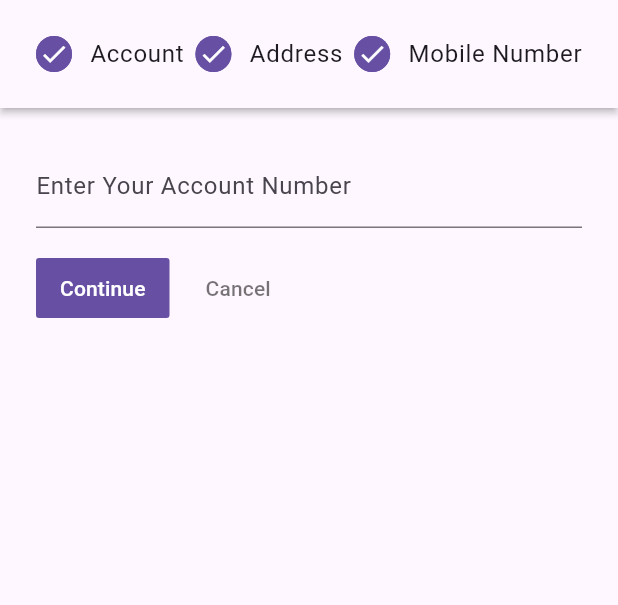
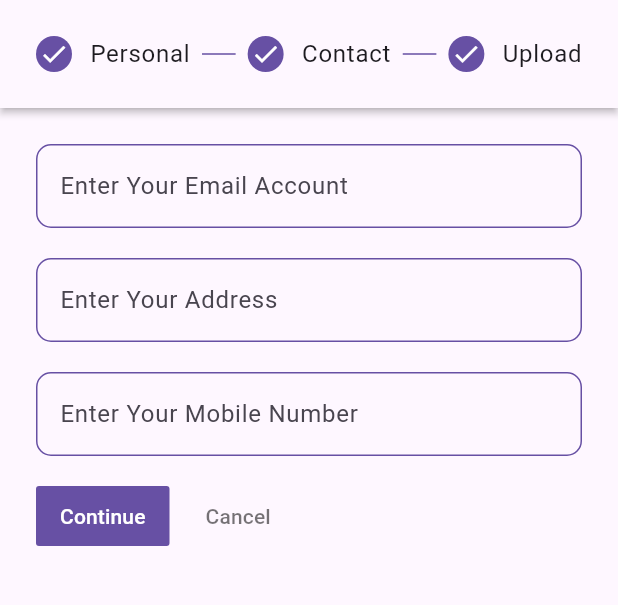
Before and after one commit to fenishpatel3150/advflutter_ch1, a Flutter app: the screen it shows after launch, on a phone screen of 412 x 824 dp, the part 84-689 px from its top. Run offline on Flutter 3.47's test engine with Material 3 defaults, Android fonts, the phone set to English and light mode, and no system bars.

Commit message:
25-04-2024

```diff
--- a/lib/screen/Stepper/views/Stepper_Screen.dart
+++ b/lib/screen/Stepper/views/Stepper_Screen.dart
@@ -16,7 +16,9 @@
         backgroundColor: Color(0xff6750a4),
         title: Center(child: Text('Flutter Stepper Demo',style: TextStyle(color: Colors.white),)),
       ),
-      body: Stepper(
+      body: SingleChildScrollView(
+        scrollDirection: Axis.vertical,
+        child: Stepper(
           currentStep: Stepperglobalvalues.stepperindex,
             connectorColor: MaterialStatePropertyAll(
               Color(0xff6750a4)
@@ -61,6 +63,7 @@
               Step(title: Text('Address'), content: TextField(decoration: InputDecoration(label: Text('Enter Your Address')),)),
               Step(title: Text('Mobile Number'), content: TextField(decoration: InputDecoration(label: Text('Enter Your Mobile Number')),)),
             ]),
+      ),
     );
   }
 }
--- a/lib/screen/Stepper/views/Stepper_Screen2.dart
+++ b/lib/screen/Stepper/views/Stepper_Screen2.dart
@@ -48,18 +48,132 @@
             });
           },
           stepIconBuilder: (stepIndex, stepState) {
-            return CircleAvatar(
-              backgroundColor: Color(0xff6750a4),
-              child:Icon(Icons.done,size: 20,color: Colors.white,),
-            );
+            return Icon(Icons.done,size: 20,color: Colors.white,);
           },
 
           steps:
           [
-            Step(title: Text('Account'), content: TextField(decoration: InputDecoration(label: Text('Enter Your Account Number')),)),
-            Step(title: Text('Address'), content: TextField(decoration: InputDecoration(label: Text('Enter Your Address')),)),
-            Step(title: Text('Mobile Number'), content: TextField(decoration: InputDecoration(label: Text('Enter Your Mobile Number')),)),
-          ]),
+            Step(
+              isActive: Stepperglobalvalues.stepperindex>=0,
+                title: Text('Personal'), content: Column(
+                  children: [
+                    TextField(
+                      decoration: InputDecoration(
+                          focusedBorder: OutlineInputBorder(
+                            borderRadius: BorderRadius.circular(10),
+                            borderSide: BorderSide(
+                              color: Color(0xff6750a4)
+                            )
+
+                          ),
+                          enabledBorder: OutlineInputBorder(
+                            borderRadius: BorderRadius.circular(10),
+                            borderSide: BorderSide(
+                              color: Color(0xff6750a4),
+                            )
+                          ),
+                          label: Text('Enter Your Email Account ')),),
+                    SizedBox(height: 20,),
+                    TextField(
+                      decoration: InputDecoration(
+                          focusedBorder: OutlineInputBorder(
+                            borderRadius: BorderRadius.circular(10),
+                            borderSide: BorderSide(
+                              color: Color(0xff6750a4)
+                            )
+
+                          ),
+                          enabledBorder: OutlineInputBorder(
+                            borderRadius: BorderRadius.circular(10),
+                            borderSide: BorderSide(
+                              color: Color(0xff6750a4),
+                            )
+                          ),
+                          label: Text('Enter Your Address')),),
+                    SizedBox(height: 20,),
+                    TextField(
+                      decoration: InputDecoration(
+                          focusedBorder: OutlineInputBorder(
+                            borderRadius: BorderRadius.circular(10),
+                            borderSide: BorderSide(
+                              color: Color(0xff6750a4)
+                            )
+
+                          ),
+                          enabledBorder: OutlineInputBorder(
+                            borderRadius: BorderRadius.circular(10),
+                            borderSide: BorderSide(
+                              color: Color(0xff6750a4),
+                            )
+                          ),
+                          label: Text('Enter Your Mobile Number')),),
+                  ],
+                )),
+            Step(
+              isActive: Stepperglobalvalues.stepperindex>=0,
+                title: Text('Contact'), content: Column(
+                  children: [
+                    TextField(
+                      decoration: InputDecoration(
+                          focusedBorder: OutlineInputBorder(
+                            borderRadius: BorderRadius.circular(10),
+                            borderSide: BorderSide(
+                              color: Color(0xff6750a4)
+                            )
+
+                          ),
+                          enabledBorder: OutlineInputBorder(
+                            borderRadius: BorderRadius.circular(10),
+                            borderSide: BorderSide(
+                              color: Color(0xff6750a4),
+                            )
+                          ),
+                          label: Text('Enter your Name  ')),),
+                    SizedBox(height: 20,),
+                    TextField(
+                      decoration: InputDecoration(
+                          focusedBorder: OutlineInputBorder(
+                            borderRadius: BorderRadius.circular(10),
+                            borderSide: BorderSide(
+                              color: Color(0xff6750a4)
+                            )
+
+                          ),
+                          enabledBorder: OutlineInputBorder(
+                            borderRadius: BorderRadius.circular(10),
+                            borderSide: BorderSide(
+                              color: Color(0xff6750a4),
+                            )
+                          ),
+                          label: Text('Enter Your SureName')),),
+                    SizedBox(height: 20,),
+                    TextField(
+                      decoration: InputDecoration(
+                          focusedBorder: OutlineInputBorder(
+                            borderRadius: BorderRadius.circular(10),
+                            borderSide: BorderSide(
+                              color: Color(0xff6750a4)
+                            )
+
+                          ),
+                          enabledBorder: OutlineInputBorder(
+                            borderRadius: BorderRadius.circular(10),
+                            borderSide: BorderSide(
+                              color: Color(0xff6750a4),
+                            )
+                          ),
+                          label: Text('Enter Your Mobile Number')),),
+                  ],
+                )),
+            Step(
+              isActive: Stepperglobalvalues.stepperindex>=0,
+                title: Text('Upload'), content: Column(
+                  children: [
+                    Text('Uplod Successfully !👍',style: TextStyle(fontSize: 20),)
+                  ],
+                )),
+          ])
     );
+
   }
 }
```
Also changed, not shown: lib/utlis/global/Stepper.dart (line endings or trailing spaces). Lines whose indentation alone changed are shown as unchanged.
